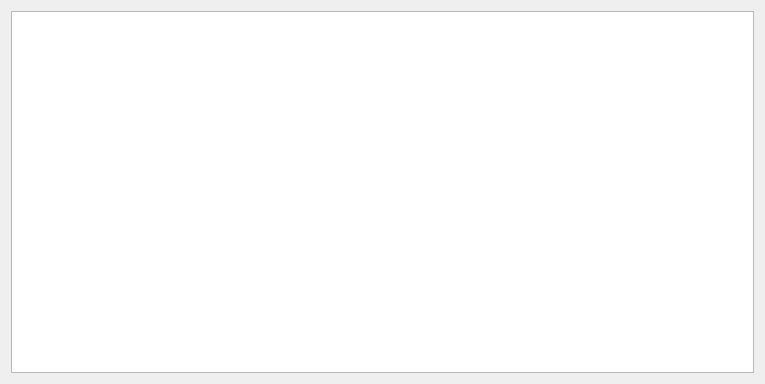
First picture: the form in ui/filter.ui, repository LetMeHold/wanbo.py, before the edit.
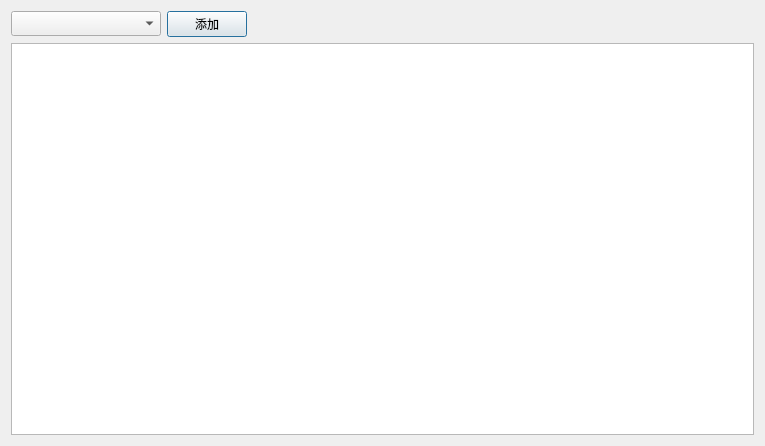
Second picture: the form after the edit.

The edit to the form file:
```diff
--- a/ui/filter.ui
+++ b/ui/filter.ui
@@ -7,13 +7,59 @@
     <x>0</x>
     <y>0</y>
     <width>765</width>
-    <height>384</height>
+    <height>446</height>
    </rect>
   </property>
   <property name="windowTitle">
    <string>高级筛选</string>
   </property>
-  <layout class="QHBoxLayout" name="horizontalLayout">
+  <layout class="QVBoxLayout" name="verticalLayout">
+   <item>
+    <layout class="QHBoxLayout" name="horizontalLayout">
+     <item>
+      <widget class="QComboBox" name="cmbField">
+       <property name="minimumSize">
+        <size>
+         <width>150</width>
+         <height>25</height>
+        </size>
+       </property>
+      </widget>
+     </item>
+     <item>
+      <widget class="QPushButton" name="btnAddField">
+       <property name="sizePolicy">
+        <sizepolicy hsizetype="Fixed" vsizetype="Fixed">
+         <horstretch>0</horstretch>
+         <verstretch>0</verstretch>
+        </sizepolicy>
+       </property>
+       <property name="minimumSize">
+        <size>
+         <width>0</width>
+         <height>25</height>
+        </size>
+       </property>
+       <property name="text">
+        <string>添加</string>
+       </property>
+      </widget>
+     </item>
+     <item>
+      <spacer name="horizontalSpacer">
+       <property name="orientation">
+        <enum>Qt::Horizontal</enum>
+       </property>
+       <property name="sizeHint" stdset="0">
+        <size>
+         <width>40</width>
+         <height>20</height>
+        </size>
+       </property>
+      </spacer>
+     </item>
+    </layout>
+   </item>
    <item>
     <widget class="QTableWidget" name="twFilter"/>
    </item>
```
